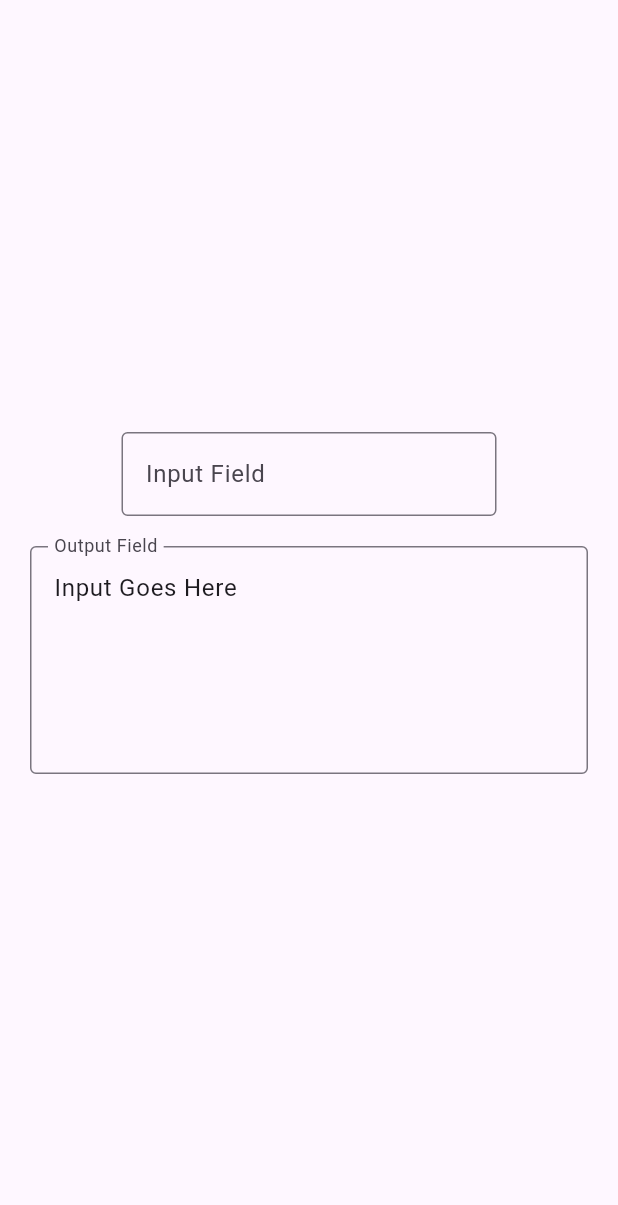
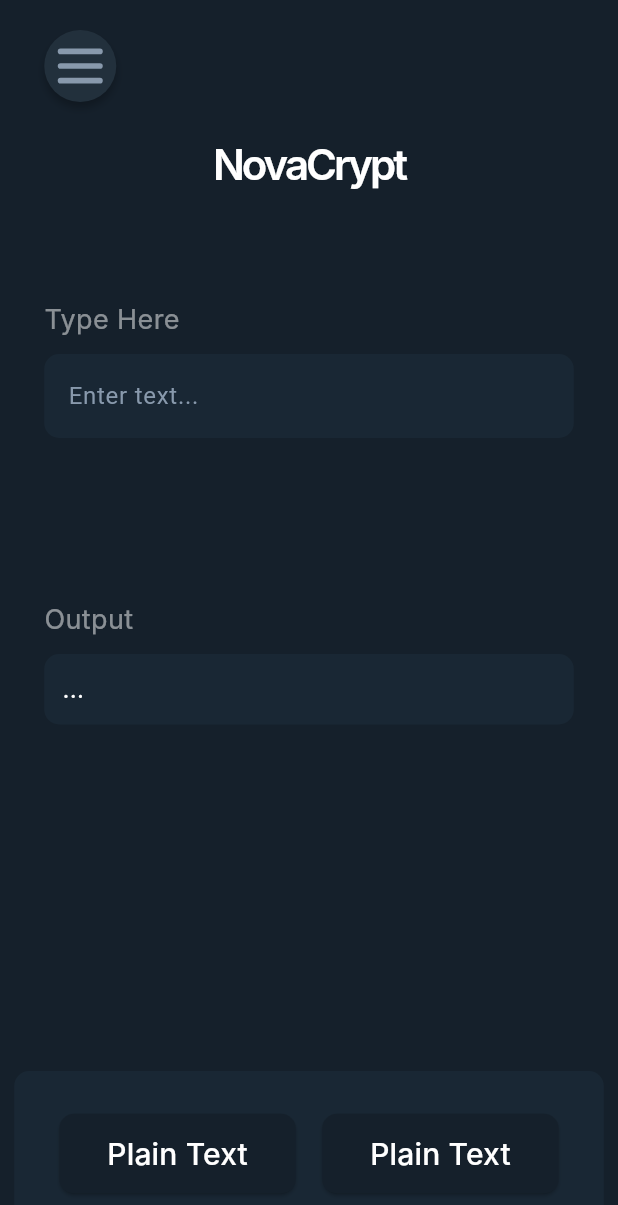
Before and after one commit to CSIS-3200-Project/proj_test_1, a Flutter app: the screen it shows after launch, on a phone screen of 412 x 824 dp. Shown: the top 1205 px of the screen. Run offline on Flutter 3.47's test engine with Material 3 defaults, Android fonts, the phone set to English and light mode, and no system bars; Roboto replaces fonts that are missing (Inter).

Commit message:
Advanced demo

```diff
--- /dev/null
+++ b/flutter_test_1/lib/alec_changes_here/alec_home_page.dart
@@ -0,0 +1,369 @@
+import 'package:flutter/material.dart';
+import 'dart:math' as math;
+
+Widget alecHomePage() {
+  return Scaffold(
+    backgroundColor: const Color(0xFF15202B),
+    body: Center(
+      child: Container(
+        width: 393,
+        height: 852,
+        decoration: const BoxDecoration(color: Color(0xFF15202B)),
+        child: _NovaCryptUI(),
+      ),
+    ),
+  );
+}
+
+class _NovaCryptUI extends StatefulWidget {
+  @override
+  State<_NovaCryptUI> createState() => _NovaCryptUIState();
+}
+
+class _NovaCryptUIState extends State<_NovaCryptUI> {
+  final TextEditingController inputController = TextEditingController();
+  String outputText = '';
+  bool showAboutCard = false;
+  String selectedInputLanguage = 'Plain Text'; // default
+  String selectedOutputLanguage = 'Plain Text'; // default
+
+  void showLanguageModal(Function(String) onSelected) {
+  if (showAboutCard) return;
+
+  showModalBottomSheet(
+    context: context,
+    backgroundColor: const Color(0xFF192734),
+    shape: const RoundedRectangleBorder(
+      borderRadius: BorderRadius.vertical(top: Radius.circular(12)),
+    ),
+    builder: (context) => Padding(
+      padding: const EdgeInsets.all(20),
+      child: Column(
+        mainAxisSize: MainAxisSize.min,
+        children: [
+          const Text(
+            'Select Language',
+            style: TextStyle(
+              color: Colors.white,
+              fontSize: 22,
+              fontWeight: FontWeight.bold,
+            ),
+          ),
+          const SizedBox(height: 10),
+          ListTile(
+            title: const Text('Plain Text', style: TextStyle(color: Colors.white)),
+            onTap: () {
+              onSelected('Plain Text');
+              Navigator.pop(context);
+            },
+          ),
+          ListTile(
+            title: const Text('AES-256', style: TextStyle(color: Colors.white)),
+            onTap: () {
+              onSelected('AES-256');
+              Navigator.pop(context);
+            },
+          ),
+          ListTile(
+            title: const Text('Ceasar', style: TextStyle(color: Colors.white)),
+            onTap: () {
+              onSelected('Ceasar');
+              Navigator.pop(context);
+            },
+          ),
+        ],
+      ),
+    ),
+  );
+}
+
+
+  @override
+  Widget build(BuildContext context) {
+    return Stack(
+      children: [
+        // Only show main UI if About card is NOT visible
+        if (!showAboutCard) ...[
+          // Menu Button
+          Positioned(
+            left: 20,
+            top: 20,
+            child: GestureDetector(
+              onTap: () {
+                setState(() {
+                  showAboutCard = true;
+                });
+              },
+              child: Container(
+                width: 48,
+                height: 48,
+                decoration: const ShapeDecoration(
+                  color: Color(0xFF22303C),
+                  shape: OvalBorder(),
+                  shadows: [
+                    BoxShadow(
+                      color: Color(0x3F000000),
+                      blurRadius: 4,
+                      offset: Offset(0, 4),
+                    ),
+                  ],
+                ),
+                child: Center(
+                  child: Column(
+                    mainAxisAlignment: MainAxisAlignment.center,
+                    children: List.generate(
+                      3,
+                      (index) => Padding(
+                        padding: const EdgeInsets.symmetric(vertical: 3),
+                        child: Container(
+                          width: 30,
+                          height: 3.75,
+                          decoration: BoxDecoration(
+                            color: const Color(0xFF8899AC),
+                            borderRadius: BorderRadius.circular(10),
+                          ),
+                        ),
+                      ),
+                    ),
+                  ),
+                ),
+              ),
+            ),
+          ),
+
+          // Title
+          const Positioned(
+            top: 90,
+            left: 0,
+            right: 0,
+            child: Text(
+              'NovaCrypt',
+              textAlign: TextAlign.center,
+              style: TextStyle(
+                color: Colors.white,
+                fontSize: 28,
+                fontFamily: 'Inter',
+                fontWeight: FontWeight.w600,
+                letterSpacing: -2.0,
+              ),
+            ),
+          ),
+
+          // Input Box
+          Positioned(
+            left: 20,
+            top: 200,
+            right: 20,
+            child: Column(
+              crossAxisAlignment: CrossAxisAlignment.start,
+              children: [
+                const Opacity(
+                  opacity: 0.5,
+                  child: Text(
+                    'Type Here',
+                    style: TextStyle(
+                      color: Colors.white,
+                      fontSize: 18,
+                      fontFamily: 'Inter',
+                      fontWeight: FontWeight.w400,
+                    ),
+                  ),
+                ),
+                const SizedBox(height: 10),
+                TextField(
+                  controller: inputController,
+                  onChanged: (text) => setState(() => outputText = text),
+                  style: const TextStyle(color: Colors.white, fontSize: 16),
+                  decoration: InputDecoration(
+                    filled: true,
+                    fillColor: const Color(0xFF192734),
+                    border: OutlineInputBorder(
+                      borderRadius: BorderRadius.circular(10),
+                      borderSide: BorderSide.none,
+                    ),
+                    hintText: 'Enter text...',
+                    hintStyle: const TextStyle(color: Color(0xFF8899AC)),
+                  ),
+                ),
+              ],
+            ),
+          ),
+
+          // Output Box
+          Positioned(
+            left: 20,
+            top: 400,
+            right: 20,
+            child: Column(
+              crossAxisAlignment: CrossAxisAlignment.start,
+              children: [
+                const Opacity(
+                  opacity: 0.5,
+                  child: Text(
+                    'Output',
+                    style: TextStyle(
+                      color: Colors.white,
+                      fontSize: 18,
+                      fontFamily: 'Inter',
+                      fontWeight: FontWeight.w400,
+                    ),
+                  ),
+                ),
+                const SizedBox(height: 10),
+                Container(
+                  width: double.infinity,
+                  padding: const EdgeInsets.all(12),
+                  decoration: BoxDecoration(
+                    color: const Color(0xFF192734),
+                    borderRadius: BorderRadius.circular(10),
+                  ),
+                  child: Text(
+                    outputText.isEmpty ? "..." : outputText,
+                    style: const TextStyle(
+                      color: Colors.white,
+                      fontSize: 16,
+                      fontFamily: 'Inter',
+                    ),
+                  ),
+                ),
+              ],
+            ),
+          ),
+
+          // Bottom bar
+          Positioned(
+            left: 0,
+            bottom: 0,
+            child: Container(
+              width: 393,
+              height: 110,
+              decoration: const BoxDecoration(
+                color: Color(0xFF192734),
+                borderRadius: BorderRadius.only(
+                  topLeft: Radius.circular(10),
+                  topRight: Radius.circular(10),
+                ),
+              ),
+              child: Padding(
+                padding: const EdgeInsets.symmetric(horizontal: 30, vertical: 20),
+                child: Row(
+                  mainAxisAlignment: MainAxisAlignment.spaceBetween,
+                  children: [
+                    ElevatedButton(
+  onPressed: () => showLanguageModal((selected) {
+    setState(() {
+      selectedInputLanguage = selected;
+    });
+  }),
+  style: ElevatedButton.styleFrom(
+    backgroundColor: const Color(0xFF15202B),
+    shape: RoundedRectangleBorder(
+      borderRadius: BorderRadius.circular(10),
+    ),
+    padding: const EdgeInsets.symmetric(horizontal: 32, vertical: 12),
+  ),
+  child: Text(
+    selectedInputLanguage,
+    style: const TextStyle(
+      color: Colors.white,
+      fontSize: 20,
+      fontFamily: 'Inter',
+    ),
+  ),
+),
+
+ElevatedButton(
+  onPressed: () => showLanguageModal((selected) {
+    setState(() {
+      selectedOutputLanguage = selected;
+    });
+  }),
+  style: ElevatedButton.styleFrom(
+    backgroundColor: const Color(0xFF15202B),
+    shape: RoundedRectangleBorder(
+      borderRadius: BorderRadius.circular(10),
+    ),
+    padding: const EdgeInsets.symmetric(horizontal: 32, vertical: 12),
+  ),
+  child: Text(
+    selectedOutputLanguage,
+    style: const TextStyle(
+      color: Colors.white,
+      fontSize: 20,
+      fontFamily: 'Inter',
+    ),
+  ),
+),
+
+                  ],
+                ),
+              ),
+            ),
+          ),
+        ],
+
+        // About card overlay
+        if (showAboutCard)
+          Positioned.fill(
+            child: GestureDetector(
+              onTap: () => setState(() => showAboutCard = false),
+              child: Container(
+                color: Colors.black.withValues(alpha: 0.6),
+                alignment: Alignment.center,
+                child: Container(
+                  width: 314,
+                  height: 390,
+                  decoration: ShapeDecoration(
+                    color: const Color(0xFF22303C),
+                    shape: RoundedRectangleBorder(
+                      borderRadius: BorderRadius.circular(35),
+                    ),
+                  ),
+                  padding: const EdgeInsets.all(16),
+                  child: SingleChildScrollView(
+                    child: Text.rich(
+                      TextSpan(
+                        children: [
+                          const TextSpan(
+                            text: 'About\n',
+                            style: TextStyle(
+                              color: Color(0xFF8899AC),
+                              fontSize: 32,
+                              fontFamily: 'Inter',
+                              fontWeight: FontWeight.w600,
+                            ),
+                          ),
+                          const TextSpan(
+                            text: 'Project Members\n\n',
+                            style: TextStyle(
+                              color: Color(0xFF8899AC),
+                              fontSize: 24,
+                              fontFamily: 'Inter',
+                              fontWeight: FontWeight.w500,
+                            ),
+                          ),
+                          const TextSpan(
+                            text: 'Project Lead\nHelmi Hernandez\n\n'
+                                'Back-End\nJuan Dominguez\n\n'
+                                'Front-End\nAlec Valdes\n\n'
+                                'Version 1.0.0',
+                            style: TextStyle(
+                              color: Color(0xFF8899AC),
+                              fontSize: 16,
+                              fontFamily: 'Inter',
+                              fontWeight: FontWeight.w400,
+                            ),
+                          ),
+                        ],
+                      ),
+                      textAlign: TextAlign.center,
+                    ),
+                  ),
+                ),
+              ),
+            ),
+          ),
+      ],
+    );
+  }
+}
--- a/flutter_test_1/lib/main.dart
+++ b/flutter_test_1/lib/main.dart
@@ -1,4 +1,5 @@
 import 'package:flutter/material.dart';
+import 'package:flutter_test_1/alec_changes_here/alec_home_page.dart';
 import 'home_page.dart';
 
 void main() {
@@ -17,7 +18,8 @@ class MyApp extends StatelessWidget {
       theme: ThemeData(
         colorScheme: ColorScheme.fromSeed(seedColor: Colors.deepPurple),
       ),
-      home: const MyHomePage(),
+      // home: const MyHomePage(),
+      home: alecHomePage(),
     );
   }
 }
```
